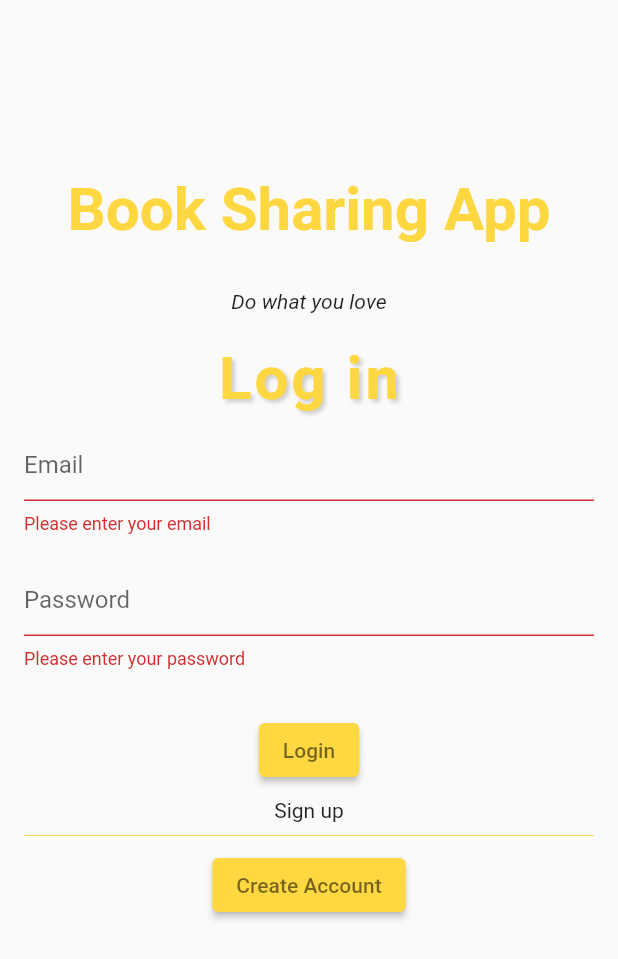
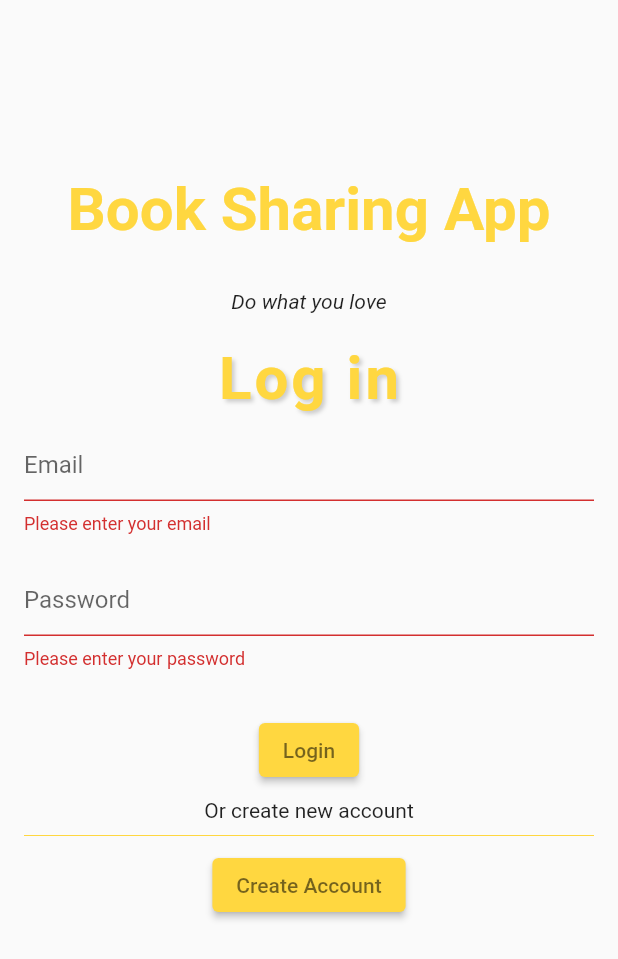
Before and after one commit to brianngeywo/booksharing_service_app, a Flutter app: the screen it shows after launch, after a tap on "Login", on a phone screen of 412 x 824 dp. Shown: the top 959 px of the screen. Run offline on Flutter 3.47's test engine with Material 2 defaults, Android fonts, the phone set to English and light mode, and no system bars; our stand-ins replace cloud_firestore, file_picker, firebase_auth, firebase_core, firebase_storage, google_sign_in and 1 more; missing offline and left inert: dart:js_interop; accounts and stored records are empty.

Commit message:
final version

```diff
--- a/lib/client/login.dart
+++ b/lib/client/login.dart
@@ -1,10 +1,10 @@
+import 'dart:js_interop';
+
 import 'package:booksharing_service_app/client/dashboard.dart';
 import 'package:booksharing_service_app/client/signup.dart';
 import 'package:booksharing_service_app/constants.dart';
 import 'package:booksharing_service_app/services/auth_service.dart';
 import 'package:flutter/material.dart';
-
-import '../services/user_service.dart';
 
 class LoginScreen extends StatefulWidget {
   const LoginScreen({super.key});
@@ -18,14 +18,15 @@ class _LoginScreenState extends State<LoginScreen> {
   String _email = "";
   String _password = "";
 
-  Future<void> _checkLoginStatus() async {
-    bool isLoggedIn = await AuthService().isLoggedIn();
+  bool _checkLoginStatus() {
+    bool isLoggedIn = AuthService().isLoggedIn();
     if (isLoggedIn) {
       Navigator.push(
         context,
         MaterialPageRoute(builder: (context) => const Dashboard()),
       );
     }
+    return isLoggedIn;
   }
 
   @override
@@ -72,7 +73,7 @@ class _LoginScreenState extends State<LoginScreen> {
                       letterSpacing: 2.0,
                       shadows: [
                         Shadow(
-                          offset: Offset(2.0, 2.0),
+                          offset: const Offset(2.0, 2.0),
                           blurRadius: 3.0,
                           color: Colors.grey.withOpacity(0.5),
                         ),
@@ -125,11 +126,23 @@ class _LoginScreenState extends State<LoginScreen> {
                     if (_formKey.currentState!.validate()) {
                       _formKey.currentState?.save();
                       // Perform login operation using _email and _password
-                      AuthService().loginUser(_email, _password).then((value) =>
-                          Navigator.push(
-                              context,
-                              MaterialPageRoute(
-                                  builder: (context) => const Dashboard())));
+                      var user = AuthService().loginUser(_email, _password);
+                      if (!user.isNull) {
+                        Navigator.push(
+                          context,
+                          MaterialPageRoute(
+                            builder: (context) => const Dashboard(),
+                          ),
+                        );
+                      } else {
+                        const SnackBar(
+                          content: Text(
+                            "Login failed!",
+                            style: TextStyle(color: Colors.white),
+                          ),
+                          backgroundColor: Colors.redAccent,
+                        );
+                      }
                     }
                   },
                   child: const Text(
@@ -139,7 +152,7 @@ class _LoginScreenState extends State<LoginScreen> {
                 ),
                 const Padding(
                   padding: EdgeInsets.all(8.0),
-                  child: Text("Sign up"),
+                  child: Text("Or create new account"),
                 ),
                 my_divider,
                 Padding(
--- a/lib/static_datas.dart
+++ b/lib/static_datas.dart
@@ -11,11 +11,9 @@ import 'package:booksharing_service_app/client/upload_book.dart';
 import 'package:booksharing_service_app/models/Navigation_item.dart';
 import 'package:booksharing_service_app/models/book.dart';
 import 'package:booksharing_service_app/models/genre.dart';
-import 'package:booksharing_service_app/models/user_model.dart';
 import 'package:booksharing_service_app/services/book_service.dart';
 import 'package:flutter/material.dart';
 import 'package:intl/intl.dart';
-import 'package:uuid/uuid.dart';
 
 DateFormat formatter = DateFormat('yMMMd');
 Random random = Random();
```
Also changed, not shown: lib/client/book_tile.dart (deleted, +0 -41 lines), lib/client/signup.dart (+6 -2 lines), lib/services/auth_service.dart (+63 -14 lines).
